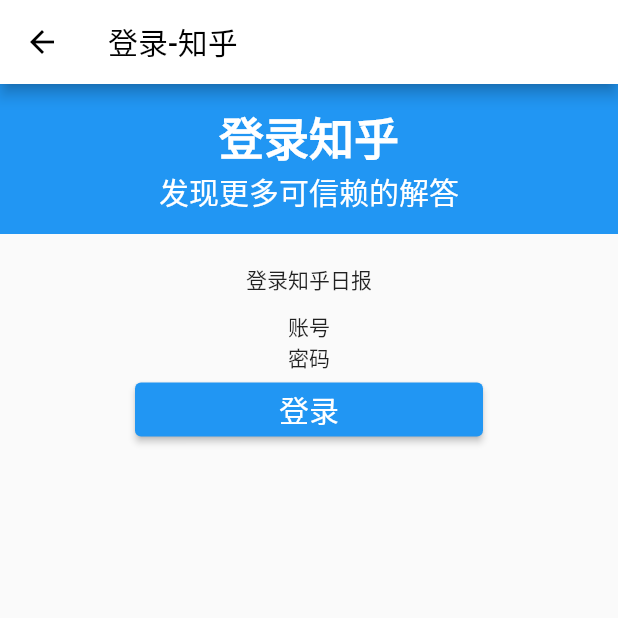
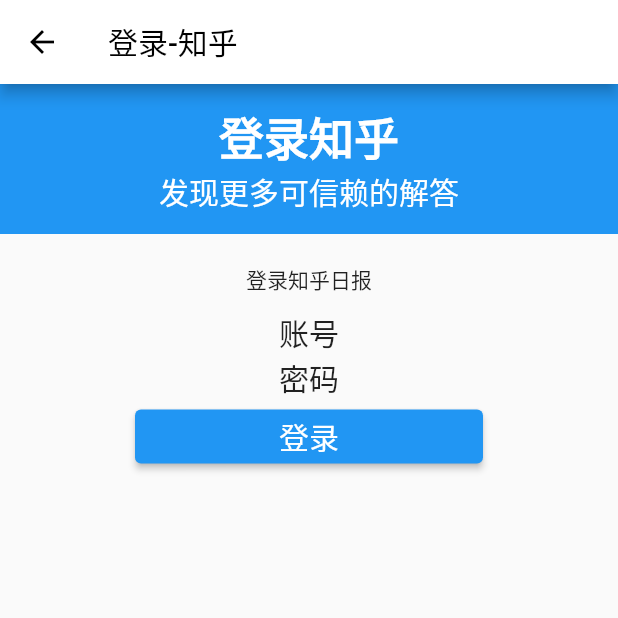
Before and after one commit to LryIII/zhihu_news, a Flutter app: the LoginPage screen opened directly, on a phone screen of 412 x 824 dp, the top half of it. Run offline on Flutter 3.47's test engine with Material 2 defaults, Android fonts, the phone set to English and light mode, and no system bars; our stand-ins replace flutter_swiper_null_safety, pull_to_refresh, webview_flutter; network calls fail.

```diff
--- a/lib/routes/login.dart
+++ b/lib/routes/login.dart
@@ -66,8 +66,18 @@ class _LoginPageState extends State<LoginPage> {
             const SizedBox(height: 20,),
             const Text("登录知乎日报"),
             const SizedBox(height: 10,),
-            const Text("账号"),
-            const Text("密码"),
+            const Text(
+                "账号",
+              style: TextStyle(
+                fontSize: 20.0,
+              ),
+            ),
+            const Text(
+                "密码",
+              style: TextStyle(
+                fontSize: 20.0,
+              ),
+            ),
             ElevatedButton(
               onPressed: () {
                 Navigator.pop(context);
```
